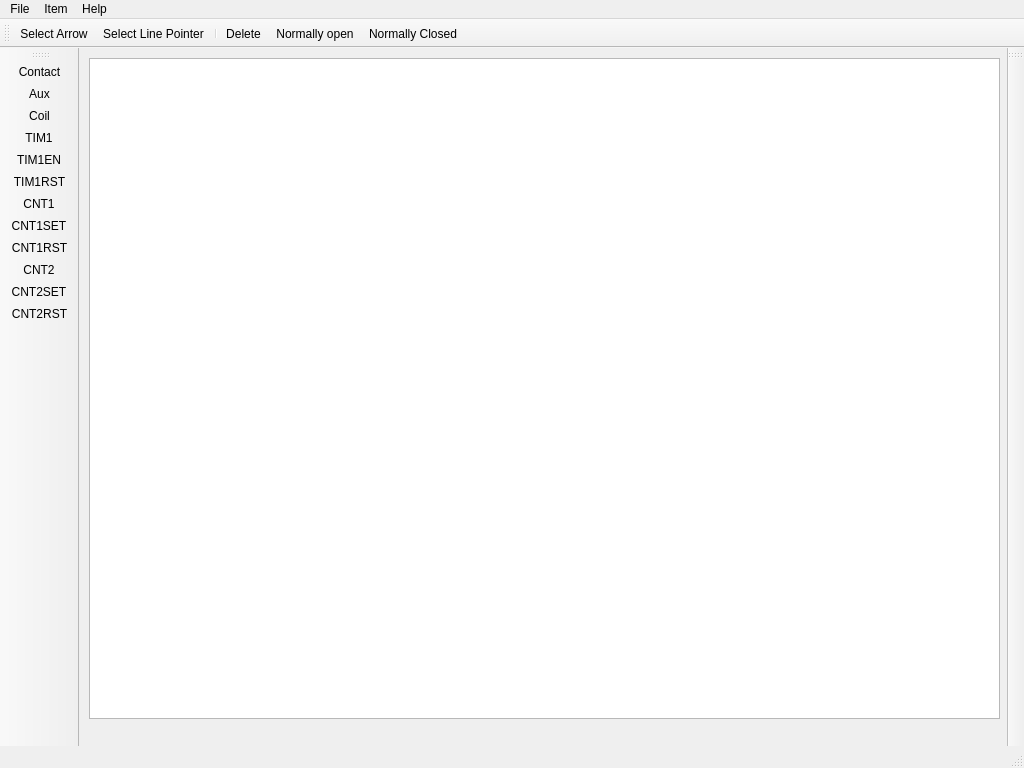
This is mainwindow.ui in akelmas/kn_plc as Qt 5 draws it before an edit. The edited form follows.
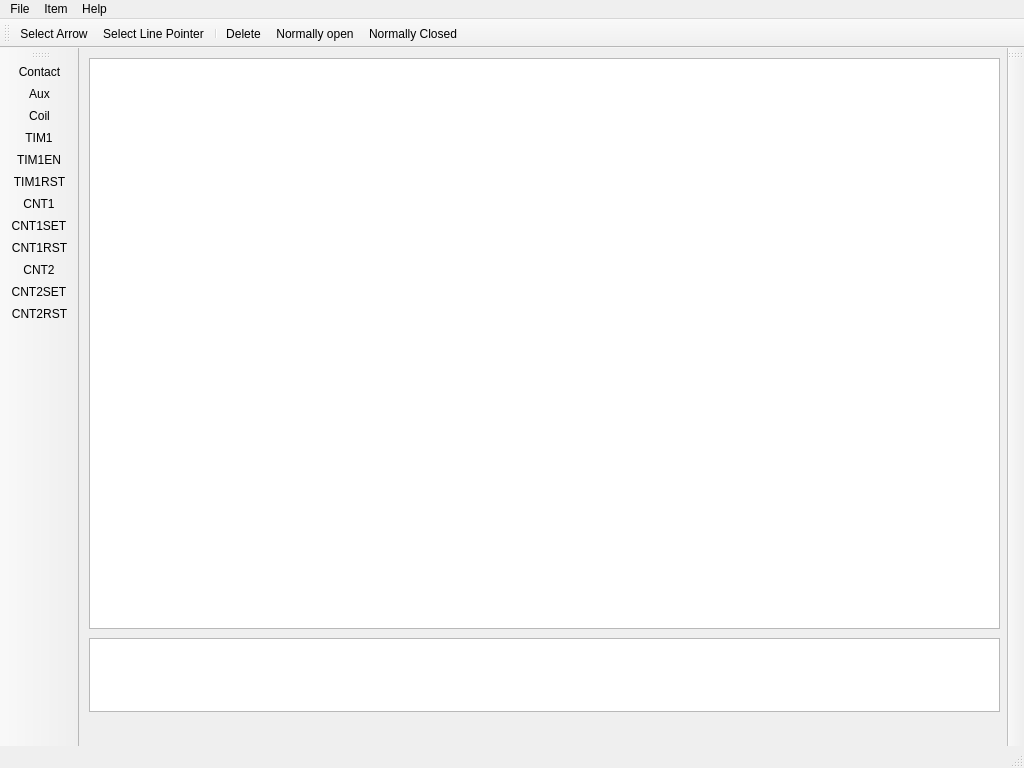
This is the edited form. Icons and pictures are not drawn.

```diff
--- a/mainwindow.ui
+++ b/mainwindow.ui
@@ -20,13 +20,23 @@
       <x>10</x>
       <y>10</y>
       <width>911</width>
-      <height>661</height>
+      <height>571</height>
      </rect>
     </property>
     <property name="dragMode">
      <enum>QGraphicsView::NoDrag</enum>
     </property>
    </widget>
+   <widget class="QTextEdit" name="logView">
+    <property name="geometry">
+     <rect>
+      <x>10</x>
+      <y>590</y>
+      <width>911</width>
+      <height>74</height>
+     </rect>
+    </property>
+   </widget>
   </widget>
   <widget class="QMenuBar" name="menubar">
    <property name="geometry">
```
